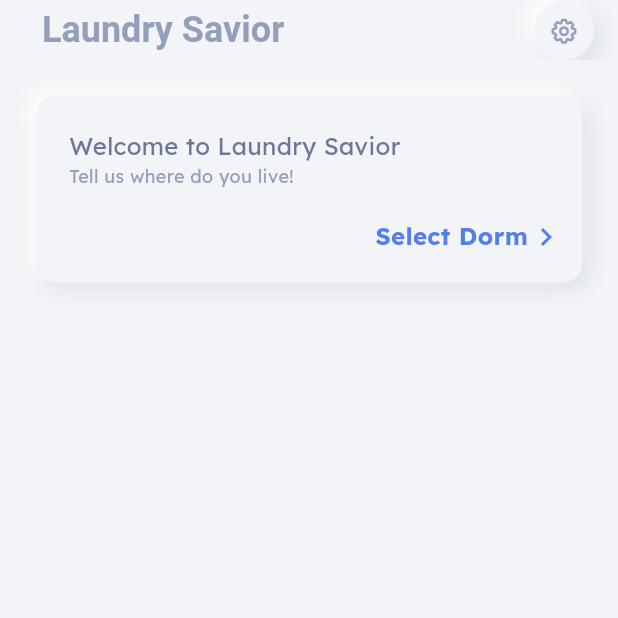
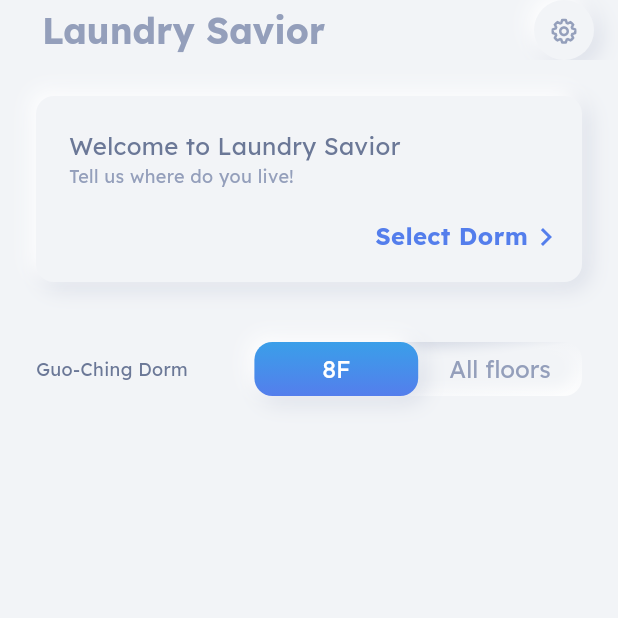
Before and after one commit to FooJiaYin/laundry-savior, a Flutter app: the screen it shows after launch, on a phone screen of 412 x 824 dp, the top half of it. Run offline on Flutter 3.47's test engine with Material 2 defaults, Android fonts, the phone set to English and light mode, and no system bars; our stand-ins replace dio, flutter_svg, shared_preferences.

Commit message:
feat: Homepage floorSelector

```diff
--- a/lib/theme/font.dart
+++ b/lib/theme/font.dart
@@ -67,6 +67,7 @@ class ThemeFont {
     double? fontSize,
   }) =>
       TextStyle(
+        fontFamily: fontFamilly,
         color: color ?? ThemeFont.color,
         fontWeight: fontWeight,
         fontSize: fontSize ?? textSize,
--- a/lib/theme/theme.dart
+++ b/lib/theme/theme.dart
@@ -165,6 +165,14 @@ class ThemeDecoration {
       offset: Offset(-4, -4), // changes position of shadow
     ),
   ];
+  static const List<BoxShadow> neumorphicShadowPressed = [
+    BoxShadow(
+      color: ThemeColors.backgroundColor,
+      spreadRadius: -6.0,
+      blurRadius: 6.0,
+      offset: Offset(-0.5, -0.5), // changes position of shadow
+    ),
+  ];
 }
 
 /* ThemeData(
--- a/lib/views/components/neumorphic_container.dart
+++ b/lib/views/components/neumorphic_container.dart
@@ -8,6 +8,8 @@ class NeumorphicContainer extends CardContainer {
   const NeumorphicContainer({
     Key? key,
     required child,
+    this.pressed = false,
+    this.shadowRotation = 0,
     width = double.infinity,
     height,
     backgroundColor = ThemeColors.backgroundColor,
@@ -29,14 +31,42 @@ class NeumorphicContainer extends CardContainer {
     padding: padding,
     margin: margin,
     gradient: gradient,
-    shadows: shadows ?? ThemeDecoration.neumorphicShadow,
+    shadows: shadows ?? (pressed ? ThemeDecoration.neumorphicShadowPressed : ThemeDecoration.neumorphicShadow),
     onTap: onTap,
     onLongPress: onLongPress,
     key: key,
   );
 
+  final bool pressed;
+  final double shadowRotation;
+
+  Widget pressedContainer() => Stack(
+      children: [
+        CardContainer(
+          margin: margin,
+          padding: padding,
+          gradient: gradient ?? LinearGradient(
+            transform: GradientRotation(shadowRotation),
+            colors: [
+              ThemeColors.grey.withOpacity(0.2),
+              backgroundColor,
+              Colors.white.withOpacity(1),
+            ],
+          ),
+          child: child,
+        ),
+        CardContainer(
+          margin: margin,
+          padding: padding,
+          backgroundColor: Colors.transparent,
+          shadows: shadows,
+          child: child,
+        )
+      ],
+    );
+
   @override
   Widget build(BuildContext context) {
-    return super.build(context);
+    return pressed?  pressedContainer() : super.build(context);
   }
 }
--- /dev/null
+++ b/lib/views/components/neumorphic_toggle.dart
@@ -0,0 +1,102 @@
+import 'package:flutter/material.dart';
+
+import '../../theme/theme.dart';
+import 'neumorphic_container.dart';
+
+class NeumorphicToggle extends StatefulWidget {
+  const NeumorphicToggle({
+    Key? key,
+    required this.optionWidgets,
+    this.height = 48,
+    // this.selectedIndex = 0,
+    this.onChanged,
+  }) : super(key: key);
+
+  final double height;
+  // final int selectedIndex;
+  final List<Widget> optionWidgets;
+  final ValueChanged<int>? onChanged;
+
+  @override
+  State<NeumorphicToggle> createState() => _NeumorphicToggleState();
+}
+
+class _NeumorphicToggleState extends State<NeumorphicToggle> {
+  int selectedIndex = 0;
+  Duration animationDuration = const Duration(milliseconds: 400);
+
+  Alignment _alignment(int idx) {
+    var percentX = selectedIndex / (widget.optionWidgets.length - 1);
+    var aligmentX = -1.0 + (2.0 * percentX);
+    return Alignment(aligmentX, 0.0);
+  }
+
+  @override
+  Widget build(BuildContext context) {
+    return GestureDetector(
+      onTap: () {
+        setState(() {
+          selectedIndex = (selectedIndex + 1) % widget.optionWidgets.length;
+        });
+        widget.onChanged?.call(selectedIndex);
+      },
+      child: FractionallySizedBox(
+        widthFactor: 1.0,
+        child: SizedBox(
+          height: widget.height,
+          child: Stack(
+            children: [
+              const NeumorphicContainer(
+                pressed: true,
+                shadowRotation: 1.4,
+                gradient: LinearGradient(
+                  transform: GradientRotation(1.4),
+                  stops: [0.3, 0.5, 0.7],
+                  colors: [
+                    ThemeColors.grey30,
+                    ThemeColors.backgroundColor,
+                    Colors.white,
+                  ],
+                ),
+                child: SizedBox.expand(),
+              ),
+              AnimatedAlign(
+                alignment: _alignment(selectedIndex),
+                duration: animationDuration,
+                child: FractionallySizedBox(
+                  widthFactor: 1 / widget.optionWidgets.length,
+                  heightFactor: 1,
+                  child: const NeumorphicContainer(
+                    gradient: ThemeColors.blueLinearGradient,
+                    child: SizedBox.expand(),
+                  ),
+                ),
+              ),
+              SizedBox(
+                height: widget.height,
+                child: Row(
+                  children: widget.optionWidgets
+                      .asMap()
+                      .entries
+                      .map(
+                        (e) => Expanded(
+                          child: AnimatedDefaultTextStyle(
+                            duration: animationDuration,
+                            style: ThemeFont.title(
+                              color: selectedIndex == e.key ? Colors.white : ThemeColors.grey,
+                              // fontWeight: selectedIndex == e.key ? FontWeight.bold : FontWeight.normal,
+                            ),
+                            child: e.value,
+                          ),
+                        ),
+                      )
+                      .toList(),
+                ),
+              ),
+            ],
+          ),
+        ),
+      ),
+    );
+  }
+}
--- a/lib/views/screens/home.dart
+++ b/lib/views/screens/home.dart
@@ -4,6 +4,7 @@ import 'package:flutter_svg/svg.dart';
 import '../../theme/theme.dart';
 import '../../utils/config.dart';
 import '../components/instruction_card.dart';
+import '../components/neumorphic_toggle.dart';
 import '../widgets/button.dart';
 import '../widgets/scaffold_page.dart';
 import 'settings.dart';
@@ -40,6 +41,8 @@ class _HomePageState extends State<HomePage> {
             description: 'Tell us where do you live!',
             actionWidget: ActionText('Select Dorm', color: ThemeColors.royalBlue),
           ),
+          const SizedBox(height: 40),
+          _floorSelector(),
         ],
       ), // This trailing comma makes auto-formatting nicer for build methods.
     );
@@ -63,4 +66,27 @@ class _HomePageState extends State<HomePage> {
           ),
         ],
       );
+
+  Widget _floorSelector() => Row(
+        children: [
+          Expanded(
+            flex: 2,
+            child: Text("Guo-Ching Dorm", style: ThemeFont.title(fontSize: 12)),
+          ),
+          Expanded(
+            flex: 3,
+            child: NeumorphicToggle(
+              // selectedIndex: _selectedIndex,
+              height: 36,
+              optionWidgets: const [
+                Text("8F", textAlign: TextAlign.center),
+                Text("All floors", textAlign: TextAlign.center),
+              ],
+              onChanged: (value) => setState(() {
+                _selectedIndex = value;
+              }),
+            ),
+          ),
+        ],
+      );
 }
--- a/lib/views/widgets/container.dart
+++ b/lib/views/widgets/container.dart
@@ -13,18 +13,20 @@ class CardContainer extends StatelessWidget {
     this.borderRadius = Dimensions.cardRadius,
     this.padding = const EdgeInsets.all(Dimensions.containerPadding),
     this.margin = const EdgeInsets.only(bottom: Dimensions.itemMargin),
+    this.gradient,
     this.shadows,
     this.onTap,
     this.onLongPress,
   }) : super(key: key);
   final Widget? child;
-  final double width;
+  final double? width;
   final double? height;
   final Color backgroundColor;
   final Color? borderColor;
   final double borderRadius;
   final EdgeInsetsGeometry padding;
   final EdgeInsetsGeometry margin;
+  final Gradient? gradient;
   final List<BoxShadow>? shadows;
   final void Function()? onTap;
   final void Function()? onLongPress;
@@ -43,6 +45,7 @@ class CardContainer extends StatelessWidget {
           borderRadius: BorderRadius.all(Radius.circular(borderRadius)),
           border: borderColor != null ? Border.all(color: borderColor!, width: 2.0) : null,
           boxShadow: shadows,
+          gradient: gradient,
         ),
         child: ClipRRect(
           borderRadius: BorderRadius.circular(borderRadius),
```
